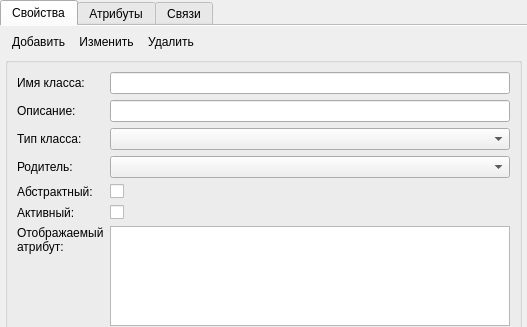
Qt form src/plugins/modeleride/propclass.ui (rdnvndr/raindrop) before a commit; both pictures show x 0 to 527 and y 0 to 327 of the 527 by 481 pixel window.
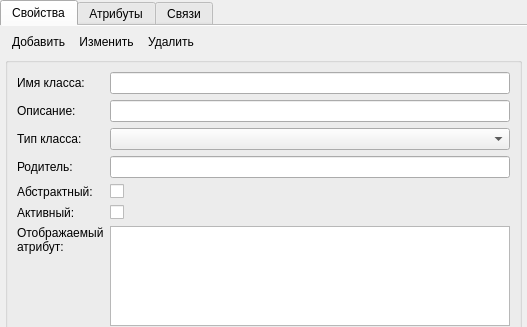
The same form after that commit. Icons and pictures are not drawn. Custom widgets are drawn as their Qt base class.

Patch:
```diff
--- a/src/plugins/modeleride/propclass.ui
+++ b/src/plugins/modeleride/propclass.ui
@@ -236,7 +236,7 @@
            </widget>
           </item>
           <item row="3" column="1">
-           <widget class="TreeComboBox" name="comboBoxClassParent"/>
+           <widget class="QLineEdit" name="lineEditClassParent"/>
           </item>
          </layout>
         </widget>
```
